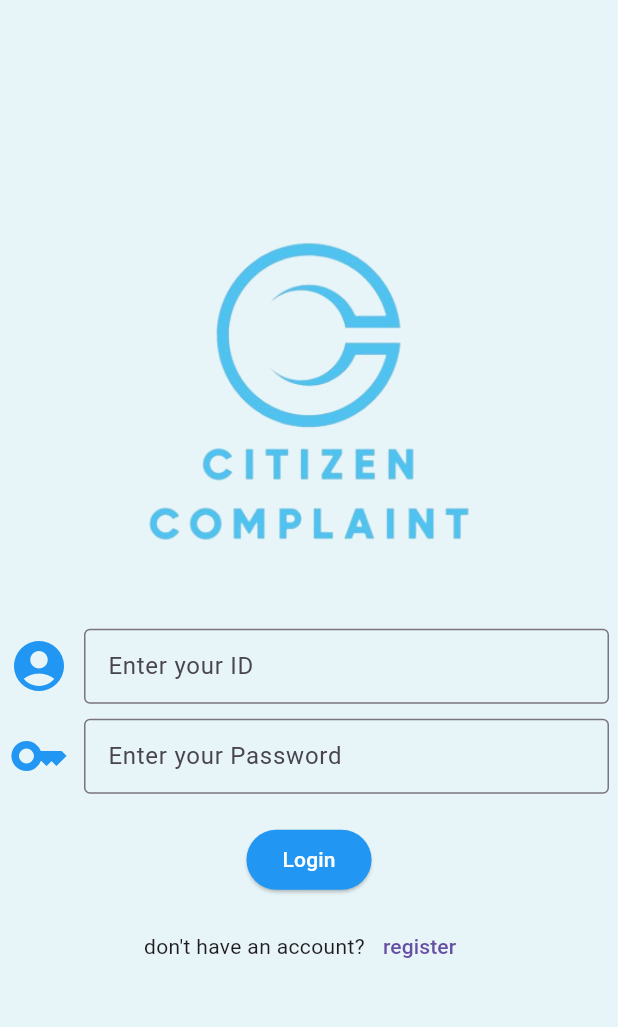
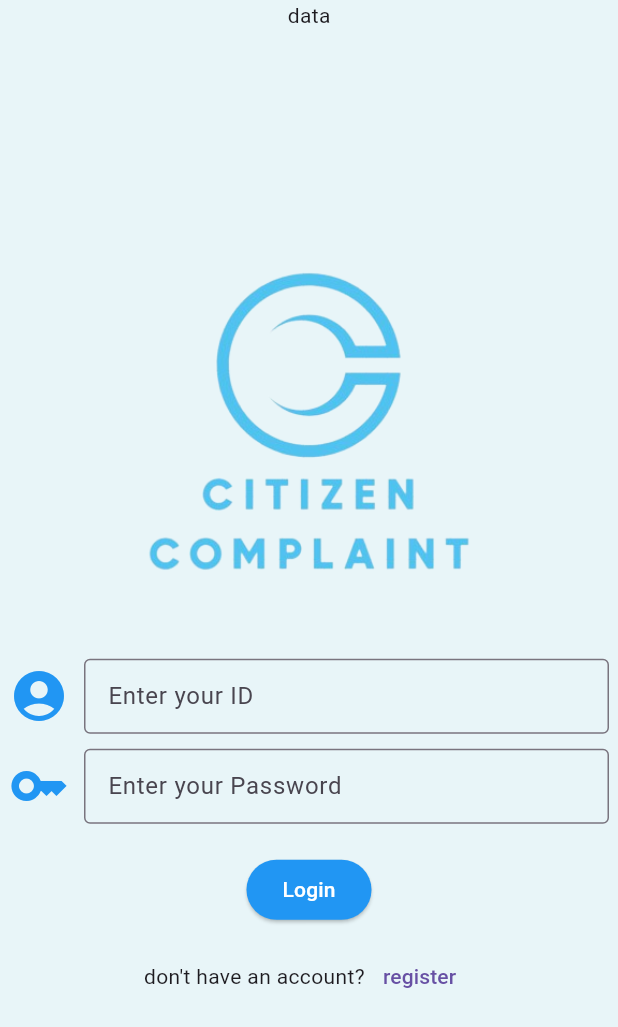
Before and after one commit to Niggy1980/citizen, a Flutter app: the screen it shows after launch, on a phone screen of 412 x 824 dp. Shown: the top 1027 px of the screen. Run offline on Flutter 3.47's test engine with Material 3 defaults, Android fonts, the phone set to English and light mode, and no system bars; our stand-ins replace cloud_firestore, firebase_core, fluttertoast; missing offline and left inert: dart:js; accounts and stored records are empty.

Commit message:
finis register

```diff
--- a/lib/feature/USER/presentation/page/LOGINPAGE.dart
+++ b/lib/feature/USER/presentation/page/LOGINPAGE.dart
@@ -23,6 +23,7 @@ class LoginPage extends StatelessWidget {
           body: Center(
             child: (Column(
               children: [
+                Text("data"),
                 Padding(padding: EdgeInsets.only(top: 100)),
                 Container(
                   // decoration: BoxDecoration(boxShadow: [BoxShadow(
--- a/lib/feature/USER/presentation/page/Register.dart
+++ b/lib/feature/USER/presentation/page/Register.dart
@@ -343,11 +343,7 @@ class Register extends StatelessWidget {
                     } else {
                       Create();
                       AlertDialog alert = AlertDialog(
-                        title: Text('Success',
-                            style: TextStyle(
-                              color: Colors.green,
-                              fontWeight: FontWeight.bold,
-                            )),
+                        title: Text('Success', style: TextStyle(color: Colors.green, fontWeight: FontWeight.bold,)),
                         content: Text("Account registered"),
                         actions: [
                           TextButton(
--- a/lib/feature/app/slash_screen/Splash_screen.dart
+++ b/lib/feature/app/slash_screen/Splash_screen.dart
@@ -7,15 +7,12 @@ class splash extends StatefulWidget {
   @override
   State<splash> createState() => _MyWidgetState();
 }
-
-
 class _MyWidgetState extends State<splash> {
   @override
   void initState() {
     super.initState();
     _navigatetologin();
   }
-
   _navigatetologin() async {
     await Future.delayed(Duration(seconds: 3), () {});
     if (mounted) {
--- a/lib/main.dart
+++ b/lib/main.dart
@@ -29,9 +29,6 @@ class MyApp extends StatelessWidget {
   final Lastnamecontroller = TextEditingController();
   final CollectionReference account = FirebaseFirestore.instance.collection('account');
 
-
-
-
   @override
   Widget build(BuildContext context) {
 
```
